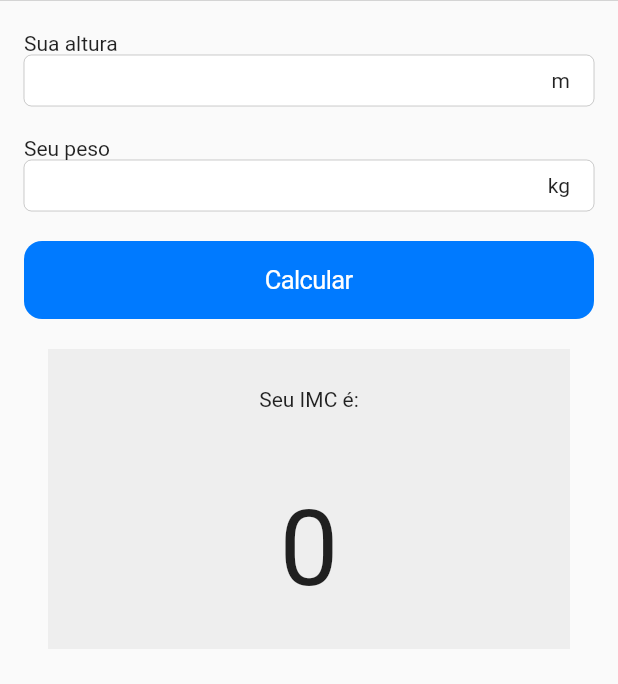
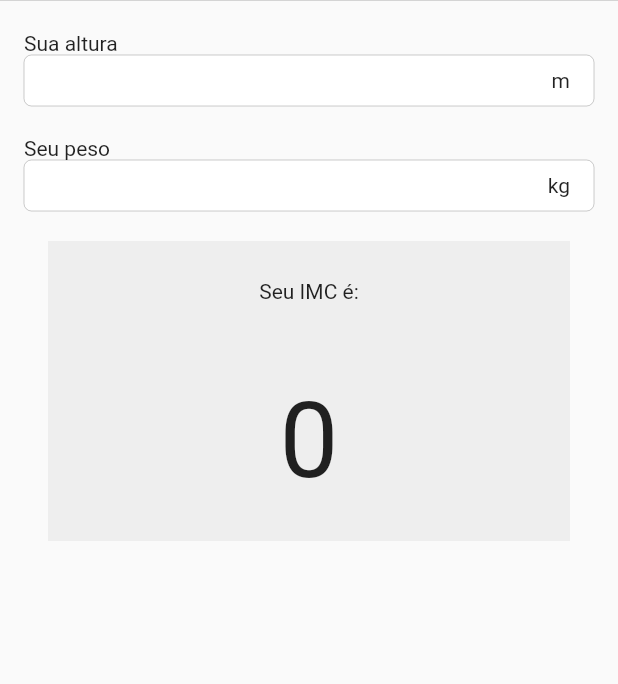
Before and after one commit to lucasdessy/exemplo_imc, a Flutter app: the screen it shows after launch, on a phone screen of 412 x 824 dp, the part 143-827 px from its top. Run offline on Flutter 3.47's test engine with Material 2 defaults, Android fonts, the phone set to English and light mode, and no system bars.

Commit message:
added controller listeners instead of button

```diff
--- a/lib/home.dart
+++ b/lib/home.dart
@@ -1,3 +1,5 @@
+import 'dart:async';
+
 import 'package:flutter/cupertino.dart';
 import 'package:flutter/material.dart';
 
@@ -10,6 +12,13 @@ class _HomeState extends State<Home> {
   final alturaTc = TextEditingController();
   final pesoTc = TextEditingController();
   var imc = '0';
+
+  @override
+  void initState() {
+    alturaTc.addListener(handleCalcularButton);
+    pesoTc.addListener(handleCalcularButton);
+    super.initState();
+  }
 
   void handleCalcularButton() {
     final altura = double.tryParse(alturaTc.text.replaceAll(',', '.'));
@@ -73,11 +82,6 @@ class _HomeState extends State<Home> {
                   SizedBox(
                     height: 20,
                   ),
-                  CupertinoButton.filled(
-                      child: Text('Calcular'), onPressed: handleCalcularButton),
-                  SizedBox(
-                    height: 20,
-                  ),
                   Container(
                     color: Colors.grey.shade200,
                     height: 200,
```
